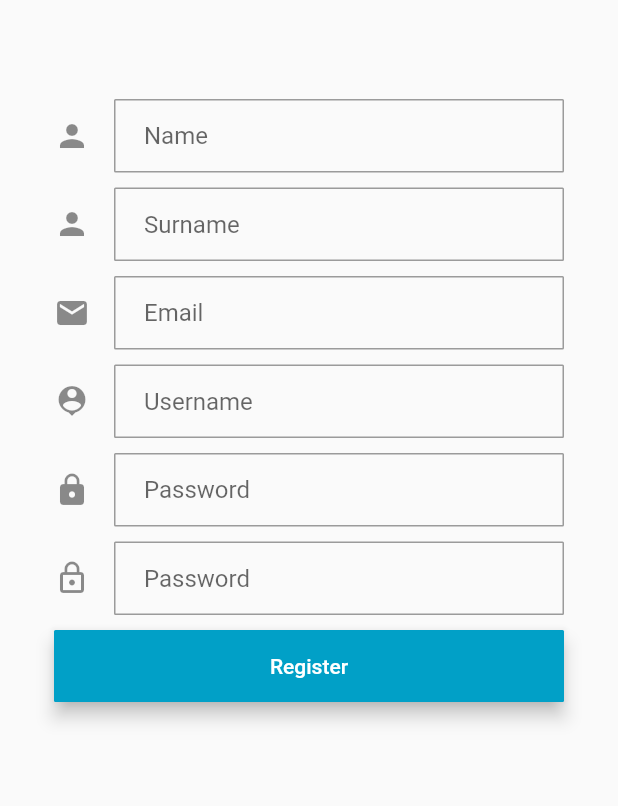
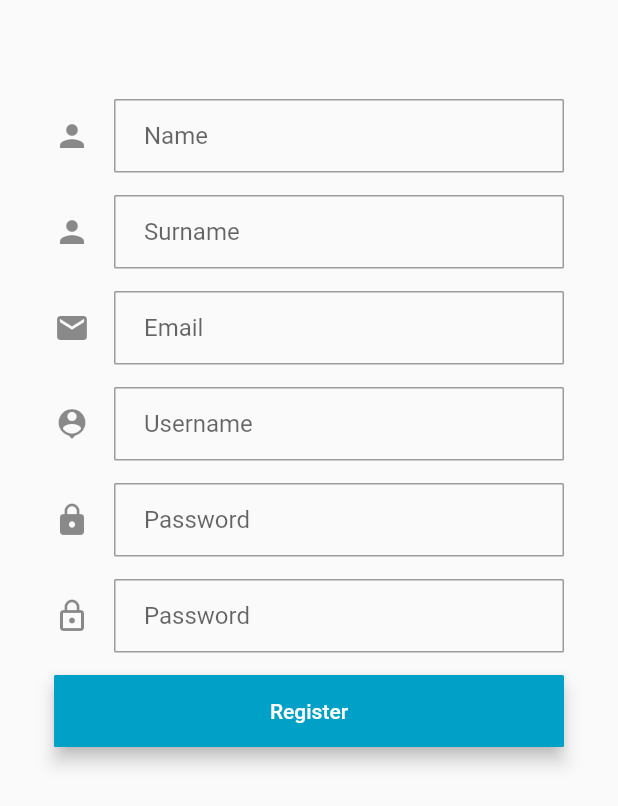
Before and after one commit to sametakbal/taskmanager, a Flutter app: the screen it shows after launch, after a tap on "Login", after a tap on "Dont't have an account?", on a phone screen of 412 x 824 dp. Shown: the top 806 px of the screen. Run offline on Flutter 3.47's test engine with Material 2 defaults, Android fonts, the light colour scheme and no system bars; our stand-ins replace jwt_decoder, shared_preferences, splashscreen, toast; network calls fail.

Commit message:
some opt

```diff
--- a/mobileClient/lib/main.dart
+++ b/mobileClient/lib/main.dart
@@ -1,6 +1,7 @@
 import 'package:flutter/material.dart';
 import 'package:mobileClient/data/user_service.dart';
 import 'package:mobileClient/screens/work/work_list_screen.dart';
+import 'package:splashscreen/splashscreen.dart';
 import 'screens/user/loginpage.dart';
 import 'models/user.dart';
 
@@ -10,11 +11,37 @@ void main() {
     // ignore: unused_local_variable
     User user = value;
     runApp(MaterialApp(
-      debugShowCheckedModeBanner: false,
-      theme: ThemeData(
-        primarySwatch: Colors.blue,
-      ),
-      home: user != null ? WorkListScreen(user: user) : LoginPage(),
-    ));
+        debugShowCheckedModeBanner: false,
+        theme: ThemeData(
+          primarySwatch: Colors.blue,
+        ),
+        home: Splash(
+          user: user,
+        )));
   });
 }
+
+class Splash extends StatefulWidget {
+  final User user;
+
+  const Splash({Key key, this.user}) : super(key: key);
+  @override
+  _SplashState createState() => _SplashState(this.user);
+}
+
+class _SplashState extends State<Splash> {
+  User user;
+  _SplashState(this.user);
+  @override
+  Widget build(BuildContext context) {
+    return SplashScreen(
+      seconds: 2,
+      backgroundColor: Colors.white,
+      image: Image.asset('assets/images/logo.png'),
+      loaderColor: Colors.blue,
+      photoSize: 150,
+      navigateAfterSeconds:
+          user != null ? WorkListScreen(user: user) : LoginPage(),
+    );
+  }
+}
--- a/mobileClient/lib/screens/user/register_screen.dart
+++ b/mobileClient/lib/screens/user/register_screen.dart
@@ -166,27 +166,27 @@ class _RegisterScreenState extends State<RegisterScreen> {
           ),
           nameField,
           SizedBox(
-            height: 10,
+            height: 15,
           ),
           surnameField,
           SizedBox(
-            height: 10,
+            height: 15,
           ),
           emailField,
           SizedBox(
-            height: 10,
+            height: 15,
           ),
           usernameField,
           SizedBox(
-            height: 10,
+            height: 15,
           ),
           passwordField,
           SizedBox(
-            height: 10,
+            height: 15,
           ),
           passwordConfirmField,
           SizedBox(
-            height: 10,
+            height: 15,
           ),
           registerButton
         ],
--- a/mobileClient/lib/screens/work/work_list_screen.dart
+++ b/mobileClient/lib/screens/work/work_list_screen.dart
@@ -29,7 +29,7 @@ class _WorkListScreenState extends State<WorkListScreen> {
   Widget build(BuildContext context) {
     return Scaffold(
       appBar: AppBar(
-        title: Text('Task Manager'),
+        title: Text('Work Manager'),
         centerTitle: true,
       ),
       drawer: buildDrawer(),
--- a/mobileClient/pubspec.yaml
+++ b/mobileClient/pubspec.yaml
@@ -29,6 +29,7 @@ dependencies:
   shared_preferences: ^0.5.8
   toast: ^0.1.5
   flutter_launcher_icons: ^0.7.5
+  splashscreen: ^1.2.0
 
   # The following adds the Cupertino Icons font to your application.
   # Use with the CupertinoIcons class for iOS style icons.
```
Also changed, not shown: mobileClient/pubspec.lock, 2 other files.
